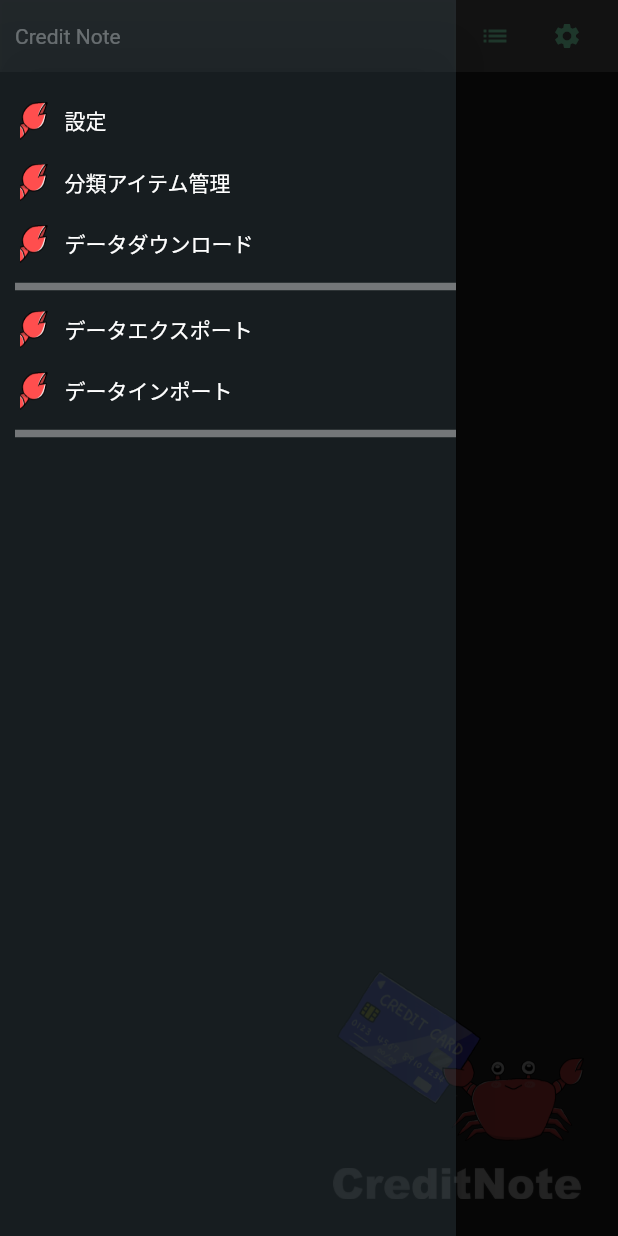
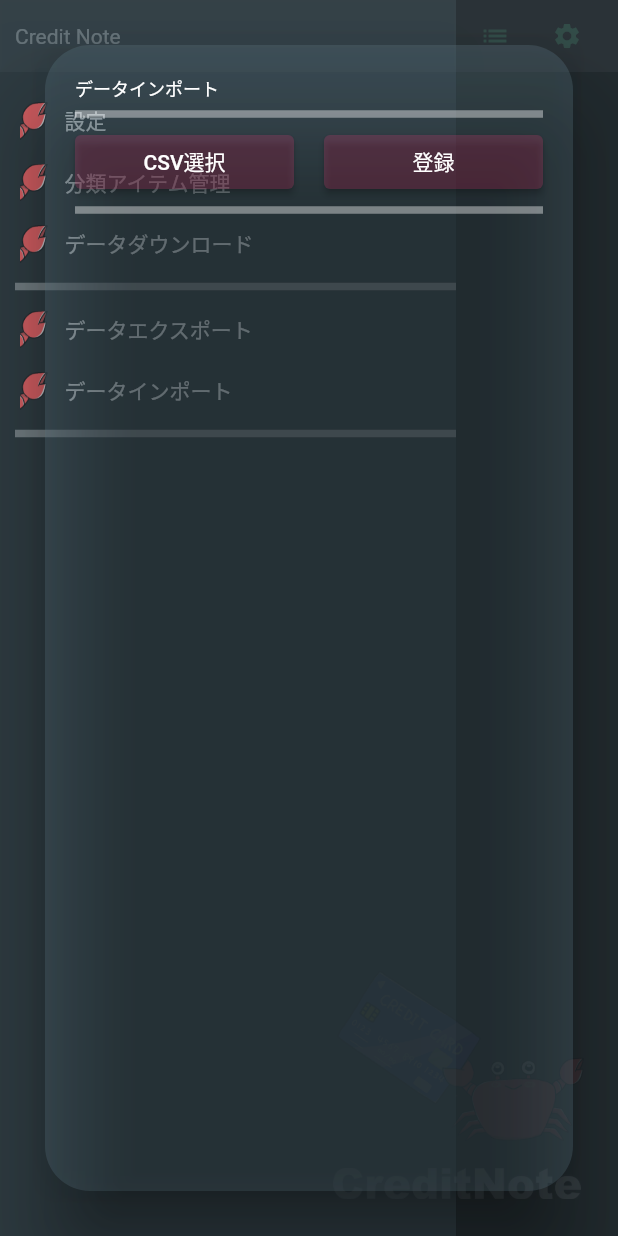
Before and after one commit to toyotarou/app_creditnote-2, a Flutter app: the screen it shows after launch, after a tap on the "settings" icon, after a tap on "データインポート", on a phone screen of 412 x 824 dp. Run offline on Flutter 3.47's test engine with Material 3 defaults, Android fonts, the phone set to English and light mode, and no system bars; our stand-ins replace file_picker, flutter_colorpicker, flutter_hooks, flutter_riverpod, flutter_slidable, freezed_annotation and 5 more; missing offline and left inert: charset_converter, drag_and_drop_lists, external_path; accounts and stored records are empty; generated files the repository leaves out were written again; Roboto replaces fonts that are missing (Kiwi Maru, KiwiMaru).

Commit message:
commit 20240912

```diff
--- /dev/null
+++ b/lib/screens/components/csv_data/data_import_alert.dart
@@ -0,0 +1,323 @@
+import 'dart:io';
+
+import 'package:file_picker/file_picker.dart';
+import 'package:flutter/material.dart';
+import 'package:google_fonts/google_fonts.dart';
+import 'package:isar/isar.dart';
+
+import '../../../collections/config.dart';
+import '../../../collections/credit.dart';
+import '../../../collections/credit_detail.dart';
+import '../../../collections/credit_item.dart';
+import '../../../collections/subscription_item.dart';
+import '../../../extensions/extensions.dart';
+import '../../../repository/configs_repository.dart';
+import '../../../repository/credit_details_repository.dart';
+import '../../../repository/credit_items_repository.dart';
+import '../../../repository/credits_repository.dart';
+import '../../../repository/subscription_items_repository.dart';
+import '../parts/error_dialog.dart';
+
+class DataImportAlert extends StatefulWidget {
+  const DataImportAlert({super.key, required this.isar});
+
+  final Isar isar;
+
+  @override
+  State<DataImportAlert> createState() => _DataImportAlertState();
+}
+
+class _DataImportAlertState extends State<DataImportAlert> {
+  String fileName = '';
+
+  String csvName = '';
+
+  List<String> csvContentsList = <String>[];
+
+  List<dynamic> importDataList = <dynamic>[];
+  int importDataListLength = 0;
+
+  ///
+  @override
+  void initState() {
+    super.initState();
+
+    fileName = '';
+
+    csvName = '';
+
+    csvContentsList = <String>[];
+
+    importDataList = <dynamic>[];
+  }
+
+  ///
+  Future<void> _pickAndLoadCsvFile() async {
+    final FilePickerResult? result = await FilePicker.platform
+        .pickFiles(type: FileType.custom, allowedExtensions: <String>['csv']);
+
+    if (result != null) {
+      ///
+      fileName = result.files.single.name;
+
+      csvName = fileName.split('_')[0];
+
+      ///
+      final File file = File(result.files.single.path!);
+      final String csvString = await file.readAsString();
+      final List<String> exCsvString = csvString.split('\n');
+
+      if (exCsvString[0] != 'export_csv_from_credit_note') {
+        setState(() {
+          fileName = '';
+
+          csvName = '';
+
+          csvContentsList = <String>[];
+
+          importDataList = <dynamic>[];
+        });
+
+        getErrorDialog(title: '出力できません。', content: '出力するデータを正しく選択してください。');
+
+        return;
+      }
+
+      setState(() {
+        csvContentsList = exCsvString;
+      });
+    }
+  }
+
+  ///
+  @override
+  Widget build(BuildContext context) {
+    return AlertDialog(
+      titlePadding: EdgeInsets.zero,
+      contentPadding: EdgeInsets.zero,
+      backgroundColor: Colors.transparent,
+      insetPadding: EdgeInsets.zero,
+      content: Container(
+        padding: const EdgeInsets.symmetric(horizontal: 20),
+        width: double.infinity,
+        height: double.infinity,
+        child: DefaultTextStyle(
+          style: GoogleFonts.kiwiMaru(fontSize: 12),
+          child: Column(
+            crossAxisAlignment: CrossAxisAlignment.start,
+            children: <Widget>[
+              Container(width: context.screenSize.width),
+              const SizedBox(height: 20),
+              const Text('データインポート'),
+              Divider(color: Colors.white.withOpacity(0.4), thickness: 5),
+              Row(
+                children: <Widget>[
+                  Expanded(
+                    child: ElevatedButton(
+                      onPressed: _pickAndLoadCsvFile,
+                      style: ElevatedButton.styleFrom(
+                          backgroundColor: Colors.pinkAccent.withOpacity(0.2)),
+                      child: const Text('CSV選択'),
+                    ),
+                  ),
+                  const SizedBox(width: 20),
+                  Expanded(
+                    child: ElevatedButton(
+                      onPressed: registData,
+                      style: ElevatedButton.styleFrom(
+                          backgroundColor: Colors.pinkAccent.withOpacity(0.2)),
+                      child: const Text('登録'),
+                    ),
+                  ),
+                ],
+              ),
+              Divider(color: Colors.white.withOpacity(0.4), thickness: 5),
+              Text(fileName),
+              if (csvContentsList.isNotEmpty) ...<Widget>[
+                Row(
+                  mainAxisAlignment: MainAxisAlignment.spaceBetween,
+                  children: <Widget>[
+                    Container(),
+                    Text(
+                      '${csvContentsList.length} records.',
+                      style: const TextStyle(color: Colors.yellowAccent),
+                    ),
+                  ],
+                ),
+              ],
+              const SizedBox(height: 20),
+              Expanded(child: displayCsvContents()),
+            ],
+          ),
+        ),
+      ),
+    );
+  }
+
+  ///
+  void getErrorDialog({required String title, required String content}) {
+    // ignore: always_specify_types
+    Future.delayed(
+      Duration.zero,
+      () {
+        if (mounted) {
+          return error_dialog(context: context, title: title, content: content);
+        }
+      },
+    );
+  }
+
+  ///
+  Widget displayCsvContents() {
+    switch (csvName) {
+      case 'config':
+        importDataList = <Config>[];
+      case 'credit':
+        importDataList = <Credit>[];
+      case 'creditDetail':
+        importDataList = <CreditDetail>[];
+      case 'creditItem':
+        importDataList = <CreditItem>[];
+      case 'subscriptionItem':
+        importDataList = <SubscriptionItem>[];
+    }
+
+    final List<Widget> widgetList = <Widget>[];
+
+    for (int i = 1; i < csvContentsList.length; i++) {
+      final List<String> exLine = csvContentsList[i].split(',');
+
+      final List<Widget> widgetList2 = <Widget>[];
+
+      for (int j = 1; j < exLine.length; j++) {
+        widgetList2.add(
+          Container(
+            width: context.screenSize.width / 3,
+            decoration: BoxDecoration(
+              border: Border.all(color: Colors.white.withOpacity(0.2)),
+            ),
+            child:
+                Text(exLine[j], maxLines: 1, overflow: TextOverflow.ellipsis),
+          ),
+        );
+      }
+
+      widgetList.add(Row(children: widgetList2));
+
+      switch (csvName) {
+        case 'config':
+          importDataList.add(Config()
+            ..configKey = exLine[1].trim()
+            ..configValue = exLine[2].trim());
+
+        case 'credit':
+          importDataList.add(Credit()
+            ..date = exLine[1].trim()
+            ..name = exLine[2].trim()
+            ..price = exLine[3].trim().toInt());
+
+        case 'creditDetail':
+          importDataList.add(CreditDetail()
+            ..yearmonth = exLine[1].trim()
+            ..creditDate = exLine[2].trim()
+            ..creditPrice = exLine[3].trim()
+            ..creditDetailDate = exLine[4].trim()
+            ..creditDetailItem = exLine[5].trim()
+            ..creditDetailDescription = exLine[6].trim()
+            ..creditDetailPrice = exLine[7].trim().toInt());
+
+        case 'creditItem':
+          importDataList.add(CreditItem()
+            ..name = exLine[1].trim()
+            ..order = exLine[2].trim().toInt()
+            ..color = exLine[3].trim());
+
+        case 'subscriptionItem':
+          importDataList.add(SubscriptionItem()..name = exLine[1].trim());
+      }
+    }
+
+    setState(() {
+      importDataListLength = importDataList.length;
+    });
+
+    return SingleChildScrollView(
+      child: SingleChildScrollView(
+        scrollDirection: Axis.horizontal,
+        child: Column(
+          crossAxisAlignment: CrossAxisAlignment.start,
+          children: widgetList,
+        ),
+      ),
+    );
+  }
+
+  ///
+  Future<void> registData() async {
+    if ((csvContentsList.length - 1) != importDataList.length) {
+      getErrorDialog(title: '登録できません。', content: '登録するデータが正しく選択されていません。');
+
+      return;
+    }
+
+    switch (csvName) {
+      case 'config':
+        await ConfigsRepository()
+            .inputConfigList(
+                isar: widget.isar, configList: importDataList as List<Config>)
+            // ignore: always_specify_types
+            .then((value) {
+          if (mounted) {
+            Navigator.pop(context);
+          }
+        });
+
+      case 'credit':
+        await CreditsRepository()
+            .inputCreditList(
+                isar: widget.isar, creditList: importDataList as List<Credit>)
+            // ignore: always_specify_types
+            .then((value) {
+          if (mounted) {
+            Navigator.pop(context);
+          }
+        });
+
+      case 'creditDetail':
+        await CreditDetailsRepository()
+            .inputCreditDetailList(
+                isar: widget.isar,
+                creditDetailList: importDataList as List<CreditDetail>)
+            // ignore: always_specify_types
+            .then((value) {
+          if (mounted) {
+            Navigator.pop(context);
+          }
+        });
+
+      case 'creditItem':
+        await CreditItemsRepository()
+            .inputCreditItemList(
+                isar: widget.isar,
+                creditItemList: importDataList as List<CreditItem>)
+            // ignore: always_specify_types
+            .then((value) {
+          if (mounted) {
+            Navigator.pop(context);
+          }
+        });
+
+      case 'subscriptionItem':
+        await SubscriptionItemsRepository()
+            .inputSubscriptionItemList(
+                isar: widget.isar,
+                subscriptionItemList: importDataList as List<SubscriptionItem>)
+            // ignore: always_specify_types
+            .then((value) {
+          if (mounted) {
+            Navigator.pop(context);
+          }
+        });
+    }
+  }
+}
--- a/lib/screens/home_screen.dart
+++ b/lib/screens/home_screen.dart
@@ -22,6 +22,7 @@ import 'components/credit_detail_input_alert.dart';
 import 'components/credit_input_alert.dart';
 import 'components/credit_item_input_alert.dart';
 import 'components/csv_data/data_export_alert.dart';
+import 'components/csv_data/data_import_alert.dart';
 import 'components/download_data_list_alert.dart';
 import 'components/monthly_credit_item_list_alert.dart';
 import 'components/parts/back_ground_image.dart';
@@ -198,9 +199,11 @@ class _HomeScreenState extends ConsumerState<HomeScreen>
             const SizedBox(height: 60),
             GestureDetector(
               onTap: () {
-                final Map<String, List<CreditDetail>> creditItemCountMap = <String, List<CreditDetail>>{};
+                final Map<String, List<CreditDetail>> creditItemCountMap =
+                    <String, List<CreditDetail>>{};
                 creditDetailList?.forEach((CreditDetail element) =>
-                    creditItemCountMap[element.creditDetailItem] = <CreditDetail>[]);
+                    creditItemCountMap[element.creditDetailItem] =
+                        <CreditDetail>[]);
                 creditDetailList?.forEach((CreditDetail element) =>
                     creditItemCountMap[element.creditDetailItem]?.add(element));
 
@@ -228,9 +231,11 @@ class _HomeScreenState extends ConsumerState<HomeScreen>
             ),
             GestureDetector(
               onTap: () {
-                final Map<String, List<CreditDetail>> creditItemCountMap = <String, List<CreditDetail>>{};
+                final Map<String, List<CreditDetail>> creditItemCountMap =
+                    <String, List<CreditDetail>>{};
                 creditDetailList?.forEach((CreditDetail element) =>
-                    creditItemCountMap[element.creditDetailItem] = <CreditDetail>[]);
+                    creditItemCountMap[element.creditDetailItem] =
+                        <CreditDetail>[]);
                 creditDetailList?.forEach((CreditDetail element) =>
                     creditItemCountMap[element.creditDetailItem]?.add(element));
 
@@ -311,9 +316,9 @@ class _HomeScreenState extends ConsumerState<HomeScreen>
             ),
             GestureDetector(
               onTap: () {
-                // MoneyDialog(
-                //   context: context,
-                //   widget: DataImportAlert(isar: widget.isar));
+                CreditDialog(
+                    context: context,
+                    widget: DataImportAlert(isar: widget.isar));
               },
               child: Row(
                 children: <Widget>[
@@ -339,8 +344,8 @@ class _HomeScreenState extends ConsumerState<HomeScreen>
 
   ///
   Widget _dispEndDrawer() {
-    final String homeListSelectedYearmonth = ref.watch(
-        appParamProvider.select((AppParamsResponseState value) => value.homeListSelectedYearmonth));
+    final String homeListSelectedYearmonth = ref.watch(appParamProvider.select(
+        (AppParamsResponseState value) => value.homeListSelectedYearmonth));
 
     //===============================
     int sum = 0;
@@ -355,12 +360,13 @@ class _HomeScreenState extends ConsumerState<HomeScreen>
     //===============================
 
     final List<String> subscriptionItems = <String>[];
-    subscriptionItemList
-        ?.forEach((SubscriptionItem element) => subscriptionItems.add(element.name));
+    subscriptionItemList?.forEach(
+        (SubscriptionItem element) => subscriptionItems.add(element.name));
 
     int subscriptionTotal = 0;
     creditDetailList!
-        .where((CreditDetail element) => element.yearmonth == homeListSelectedYearmonth)
+        .where((CreditDetail element) =>
+            element.yearmonth == homeListSelectedYearmonth)
         .toList()
         .forEach((CreditDetail element) {
       if (subscriptionItems.contains(element.creditDetailDescription)) {
@@ -446,10 +452,11 @@ class _HomeScreenState extends ConsumerState<HomeScreen>
   Widget _displayCreditDetailList() {
     final List<Widget> list = <Widget>[];
 
-    final String homeListSelectedYearmonth = ref.watch(
-        appParamProvider.select((AppParamsResponseState value) => value.homeListSelectedYearmonth));
+    final String homeListSelectedYearmonth = ref.watch(appParamProvider.select(
+        (AppParamsResponseState value) => value.homeListSelectedYearmonth));
 
-    final Map<String, List<CreditDetail>> categoriesPriceMap = <String, List<CreditDetail>>{};
+    final Map<String, List<CreditDetail>> categoriesPriceMap =
+        <String, List<CreditDetail>>{};
 
     final Map<String, String> creditItemColorMap = <String, String>{};
     creditItemList?.forEach((CreditItem element) {
@@ -459,13 +466,14 @@ class _HomeScreenState extends ConsumerState<HomeScreen>
     });
 
     final List<String> subscriptionItems = <String>[];
-    subscriptionItemList
-        ?.forEach((SubscriptionItem element) => subscriptionItems.add(element.name));
+    subscriptionItemList?.forEach(
+        (SubscriptionItem element) => subscriptionItems.add(element.name));
 
     if (creditDetailList != null) {
       /// 複数条件でソートする
       creditDetailList!
-          .where((CreditDetail element) => element.yearmonth == homeListSelectedYearmonth)
+          .where((CreditDetail element) =>
+              element.yearmonth == homeListSelectedYearmonth)
           .toList()
         ..sort((CreditDetail a, CreditDetail b) {
           final int result = a.creditDetailDate.compareTo(b.creditDetailDate);
@@ -504,7 +512,8 @@ class _HomeScreenState extends ConsumerState<HomeScreen>
                           creditDetail: element,
                           creditDetailList: creditDetailList,
                           creditItemList: creditItemList ?? <CreditItem>[],
-                          subscriptionItemList: subscriptionItemList ?? <SubscriptionItem>[],
+                          subscriptionItemList:
+                              subscriptionItemList ?? <SubscriptionItem>[],
                         ),
                       );
                     },
@@ -587,8 +596,8 @@ class _HomeScreenState extends ConsumerState<HomeScreen>
               : '0xffffffff';
 
           int sum = 0;
-          categoriesPriceMap[element.name]
-              ?.forEach((CreditDetail element2) => sum += element2.creditDetailPrice);
+          categoriesPriceMap[element.name]?.forEach(
+              (CreditDetail element2) => sum += element2.creditDetailPrice);
 
           if (sum > 0) {
             list2.add(Container(
@@ -609,7 +618,8 @@ class _HomeScreenState extends ConsumerState<HomeScreen>
                               '$homeListSelectedYearmonth-01 00:00:00'),
                           isar: widget.isar,
                           item: element.name,
-                          creditDetailList: creditDetailList ?? <CreditDetail>[],
+                          creditDetailList:
+                              creditDetailList ?? <CreditDetail>[],
                         ),
                       );
                     },
@@ -655,8 +665,8 @@ class _HomeScreenState extends ConsumerState<HomeScreen>
                     creditDetailList: creditDetailList,
                     index: (selectedYearmonthList
                           ..sort((String a, String b) => -1 * a.compareTo(b)))
-                        .indexWhere(
-                            (String element) => element == homeListSelectedYearmonth),
+                        .indexWhere((String element) =>
+                            element == homeListSelectedYearmonth),
                   ),
                 );
               },
@@ -695,12 +705,13 @@ class _HomeScreenState extends ConsumerState<HomeScreen>
 
     final List<Widget> list = <Widget>[];
 
-    final String homeListSelectedYearmonth = ref.watch(
-        appParamProvider.select((AppParamsResponseState value) => value.homeListSelectedYearmonth));
+    final String homeListSelectedYearmonth = ref.watch(appParamProvider.select(
+        (AppParamsResponseState value) => value.homeListSelectedYearmonth));
 
     if (settingConfigMap['start_yearmonth'] != null &&
         settingConfigMap['start_yearmonth'] != '') {
-      final List<String> exYearmonth = settingConfigMap['start_yearmonth']!.split('-');
+      final List<String> exYearmonth =
+          settingConfigMap['start_yearmonth']!.split('-');
 
       if (exYearmonth.length > 1) {
         if (exYearmonth[0] != '' && exYearmonth[1] != '') {
@@ -731,7 +742,8 @@ class _HomeScreenState extends ConsumerState<HomeScreen>
               //===============================
 
               //===============================
-              final List<CreditDetail> itemBlankCreditDetailList = <CreditDetail>[];
+              final List<CreditDetail> itemBlankCreditDetailList =
+                  <CreditDetail>[];
               creditDetailList?.forEach((CreditDetail element) {
                 if (yearmonth == element.yearmonth) {
                   if (element.creditDate == '' && element.creditPrice == '') {
@@ -832,7 +844,8 @@ class _HomeScreenState extends ConsumerState<HomeScreen>
                             controller: _scrollControllers[i],
                             itemBuilder: (BuildContext context, int index) {
                               //-----------------------------
-                              final List<CreditDetail> creDetList = <CreditDetail>[];
+                              final List<CreditDetail> creDetList =
+                                  <CreditDetail>[];
                               creditDetailList?.forEach((CreditDetail element) {
                                 if (element.creditDate == creList[index].date &&
                                     element.creditPrice ==
@@ -842,8 +855,10 @@ class _HomeScreenState extends ConsumerState<HomeScreen>
                               });
                               //-----------------------------
 
-                              creDetList.sort((CreditDetail a, CreditDetail b) => a.creditDetailDate
-                                  .compareTo(b.creditDetailDate));
+                              creDetList.sort(
+                                  (CreditDetail a, CreditDetail b) => a
+                                      .creditDetailDate
+                                      .compareTo(b.creditDetailDate));
 
                               ////////////////////////// 同数チェック
                               int inputedCreditDetailDateCount = 0;
@@ -873,7 +888,8 @@ class _HomeScreenState extends ConsumerState<HomeScreen>
                               }
 
                               ////////////////////////// 同数チェック
-                              final Map<int, String> countCheck = <int, String>{};
+                              final Map<int, String> countCheck =
+                                  <int, String>{};
                               countCheck[inputedCreditDetailDateCount] = '';
                               countCheck[inputedCreditDetailItemCount] = '';
                               countCheck[inputedCreditDetailPriceCount] = '';
@@ -937,8 +953,8 @@ class _HomeScreenState extends ConsumerState<HomeScreen>
                                             creditDate: DateTime.parse(
                                                 '${creList[index].date} 00:00:00'),
                                             creditPrice: creList[index].price,
-                                            creditItemList:
-                                                creditItemList ?? <CreditItem>[],
+                                            creditItemList: creditItemList ??
+                                                <CreditItem>[],
                                             creditDetailList: creDetList,
                                           ),
                                         );
@@ -967,7 +983,9 @@ class _HomeScreenState extends ConsumerState<HomeScreen>
                                 ),
                               );
                             },
-                            separatorBuilder: (BuildContext context, int index) => Container(),
+                            separatorBuilder:
+                                (BuildContext context, int index) =>
+                                    Container(),
                             itemCount: creList.length,
                           ),
                         ),
@@ -1004,18 +1022,20 @@ class _HomeScreenState extends ConsumerState<HomeScreen>
       .then((List<Credit>? value) => setState(() => creditList = value));
 
   ///
-  Future<void> _makeCreditItemList() async => CreditItemsRepository()
-      .getCreditItemList(isar: widget.isar)
-      .then((List<CreditItem>? value) => setState(() => creditItemList = value));
+  Future<void> _makeCreditItemList() async =>
+      CreditItemsRepository().getCreditItemList(isar: widget.isar).then(
+          (List<CreditItem>? value) => setState(() => creditItemList = value));
 
   ///
   Future<void> _makeCreditDetailList() async => CreditDetailsRepository()
       .getCreditDetailList(isar: widget.isar)
-      .then((List<CreditDetail>? value) => setState(() => creditDetailList = value));
+      .then((List<CreditDetail>? value) =>
+          setState(() => creditDetailList = value));
 
   ///
   Future<void> _makeSubscriptionItemList() async =>
       SubscriptionItemsRepository()
           .getSubscriptionItemList(isar: widget.isar)
-          .then((List<SubscriptionItem>? value) => setState(() => subscriptionItemList = value));
+          .then((List<SubscriptionItem>? value) =>
+              setState(() => subscriptionItemList = value));
 }
```
Also changed, not shown: lib/repository/configs_repository.dart (+8 -0 lines), lib/repository/credit_items_repository.dart (+24 -8 lines), lib/repository/subscription_items_repository.dart (+29 -10 lines), pubspec.yaml (+4 -3 lines), pubspec.lock, 1 other file.
